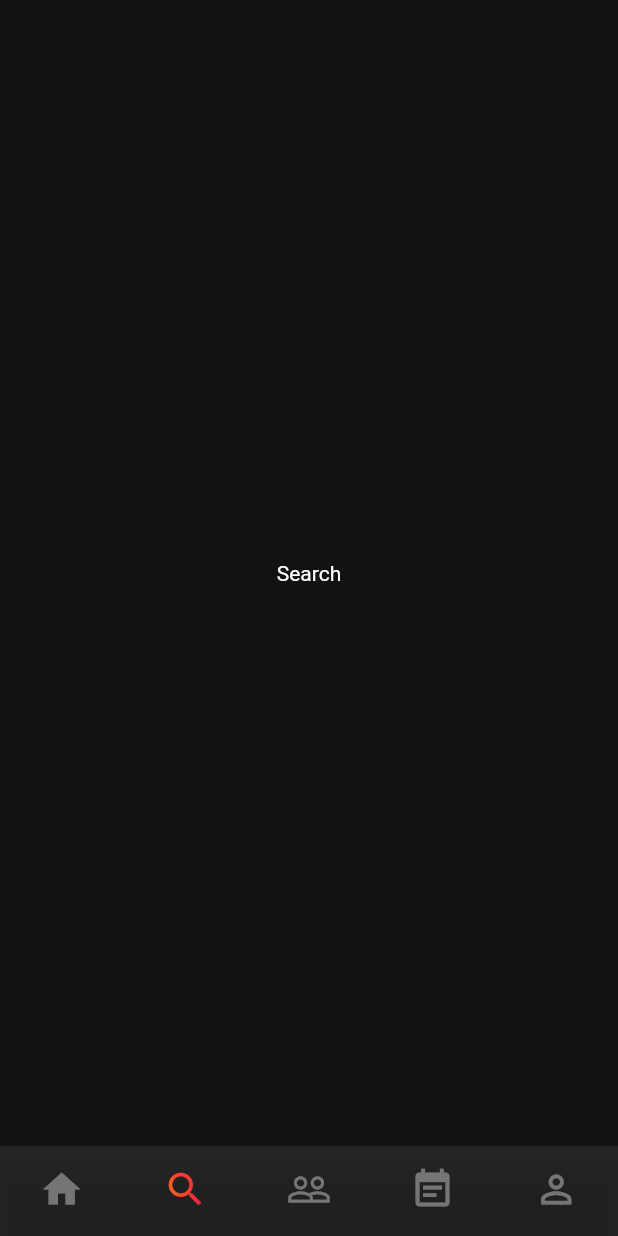
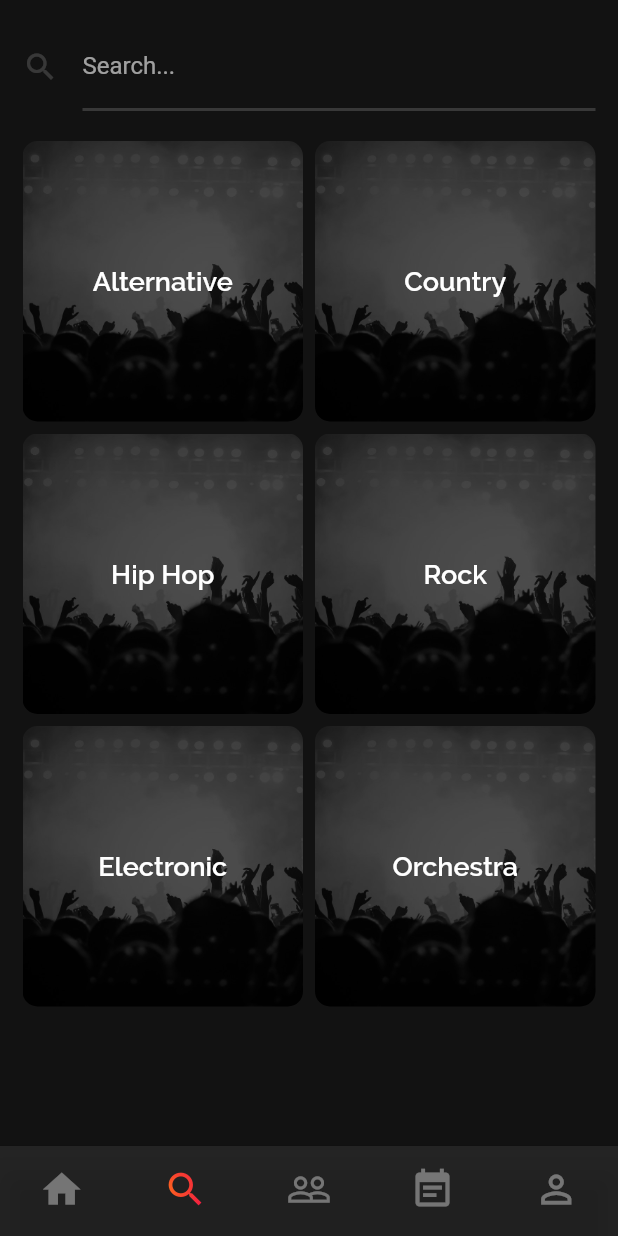
Before and after one commit to mjbernet3/fomo, a Flutter app: the screen it shows once a user with an empty profile is signed in, item 2 of the bottom bar chosen, on a phone screen of 412 x 824 dp. Run offline on Flutter 3.47's test engine with Material 2 defaults, Android fonts, the phone set to English and light mode, and no system bars; our stand-ins replace carousel_slider, cloud_firestore, firebase_auth, rxdart; accounts and stored records are empty; network calls fail.

Commit message:
Start on search frontend, experimenting with structure

```diff
--- a/lib/app_builder.dart
+++ b/lib/app_builder.dart
@@ -2,6 +2,7 @@ import 'package:flutter/material.dart';
 import 'package:project_fomo/models/user.dart';
 import 'package:project_fomo/services/auth_service.dart';
 import 'package:project_fomo/services/event_service.dart';
+import 'package:project_fomo/services/search_service.dart';
 import 'package:project_fomo/services/user_service.dart';
 import 'package:provider/provider.dart';
 
@@ -29,6 +30,9 @@ class AppBuilder extends StatelessWidget {
               Provider<UserService>(
                 create: (context) => UserService(user.uid),
               ),
+              Provider<SearchService>(
+                create: (context) => SearchService(),
+              ),
             ],
             child: builder(context, snapshot),
           );
--- /dev/null
+++ b/lib/blocs/search_bloc.dart
@@ -0,0 +1,14 @@
+import 'package:project_fomo/services/search_service.dart';
+
+import 'bloc.dart';
+
+class SearchBloc extends Bloc {
+  SearchService _searchService;
+
+  SearchBloc({SearchService searchService}) : _searchService = searchService;
+
+  @override
+  void dispose() {
+    print('Disposing search bloc...');
+  }
+}
--- /dev/null
+++ b/lib/components/search/genre_card.dart
@@ -0,0 +1,42 @@
+import 'package:flutter/material.dart';
+import 'package:project_fomo/style.dart';
+
+class GenreCard extends StatelessWidget {
+  final String genreText;
+  final ImageProvider genreImage;
+  final Function onPressed;
+
+  const GenreCard({
+    this.genreText,
+    this.genreImage,
+    this.onPressed,
+  });
+
+  @override
+  Widget build(BuildContext context) {
+    return GestureDetector(
+      onTap: onPressed,
+      child: ClipRRect(
+        borderRadius: BorderRadius.circular(10.0),
+        child: Container(
+          decoration: BoxDecoration(
+            image: DecorationImage(
+              image: AssetImage("lib/assets/images/welcome-background.jpeg"),
+              fit: BoxFit.cover,
+            ),
+          ),
+          child: Center(
+            child: Text(
+              genreText,
+              style: TextStyle(
+                fontFamily: AppFontFamily.family,
+                fontSize: AppFontSize.size18,
+                fontWeight: AppFontWeight.normal,
+              ),
+            ),
+          ),
+        ),
+      ),
+    );
+  }
+}
--- /dev/null
+++ b/lib/components/search/genre_grid.dart
@@ -0,0 +1,45 @@
+import 'package:flutter/material.dart';
+import 'package:project_fomo/components/search/genre_card.dart';
+
+class GenreGrid extends StatelessWidget {
+  @override
+  Widget build(BuildContext context) {
+    return GridView.count(
+      crossAxisCount: 2,
+      mainAxisSpacing: 8.0,
+      crossAxisSpacing: 8.0,
+      children: <Widget>[
+        GenreCard(
+          genreText: 'Alternative',
+          genreImage: AssetImage("lib/assets/images/welcome-background.jpeg"),
+          onPressed: () => print('card clicked'),
+        ),
+        GenreCard(
+          genreText: 'Country',
+          genreImage: AssetImage("lib/assets/images/welcome-background.jpeg"),
+          onPressed: () => print('card clicked'),
+        ),
+        GenreCard(
+          genreText: 'Hip Hop',
+          genreImage: AssetImage("lib/assets/images/welcome-background.jpeg"),
+          onPressed: () => print('card clicked'),
+        ),
+        GenreCard(
+          genreText: 'Rock',
+          genreImage: AssetImage("lib/assets/images/welcome-background.jpeg"),
+          onPressed: () => print('card clicked'),
+        ),
+        GenreCard(
+          genreText: 'Electronic',
+          genreImage: AssetImage("lib/assets/images/welcome-background.jpeg"),
+          onPressed: () => print('card clicked'),
+        ),
+        GenreCard(
+          genreText: 'Orchestra',
+          genreImage: AssetImage("lib/assets/images/welcome-background.jpeg"),
+          onPressed: () => print('card clicked'),
+        ),
+      ],
+    );
+  }
+}
--- /dev/null
+++ b/lib/components/search/search_body.dart
@@ -0,0 +1,39 @@
+import 'package:flutter/material.dart';
+import 'package:project_fomo/blocs/search_bloc.dart';
+import 'package:project_fomo/components/search/genre_grid.dart';
+import 'package:provider/provider.dart';
+import '../shared/input_field.dart';
+
+class SearchBody extends StatefulWidget {
+  @override
+  _SearchBodyState createState() => _SearchBodyState();
+}
+
+class _SearchBodyState extends State<SearchBody> {
+  SearchBloc _bloc;
+
+  @override
+  void didChangeDependencies() {
+    _bloc = Provider.of<SearchBloc>(context);
+    super.didChangeDependencies();
+  }
+
+  @override
+  Widget build(BuildContext context) {
+    return Column(
+      children: <Widget>[
+        InputField(
+          labelText: 'Search...',
+          icon: Icons.search,
+          onChanged: (value) => print(value),
+        ),
+        SizedBox(
+          height: 20.0,
+        ),
+        Expanded(
+          child: GenreGrid(),
+        ),
+      ],
+    );
+  }
+}
--- a/lib/pages/search_page.dart
+++ b/lib/pages/search_page.dart
@@ -1,4 +1,8 @@
 import 'package:flutter/material.dart';
+import 'package:project_fomo/blocs/search_bloc.dart';
+import 'package:project_fomo/components/search/search_body.dart';
+import 'package:project_fomo/services/search_service.dart';
+import 'package:provider/provider.dart';
 
 class SearchPage extends StatelessWidget {
   static const String pageRoute = '/';
@@ -6,8 +10,20 @@ class SearchPage extends StatelessWidget {
   @override
   Widget build(BuildContext context) {
     return Scaffold(
-      body: Center(
-        child: Text('Search'),
+      body: SafeArea(
+        child: Padding(
+          padding: EdgeInsets.all(15.0),
+          child: Provider<SearchBloc>(
+            create: (context) => SearchBloc(
+              searchService: Provider.of<SearchService>(
+                context,
+                listen: false,
+              ),
+            ),
+            dispose: (context, bloc) => bloc.dispose(),
+            child: SearchBody(),
+          ),
+        ),
       ),
     );
   }
--- /dev/null
+++ b/lib/services/search_service.dart
@@ -0,0 +1 @@
+class SearchService {}
--- a/pubspec.yaml
+++ b/pubspec.yaml
@@ -12,6 +12,7 @@ dependencies:
   rxdart: ^0.23.1
   firebase_core: ^0.4.3+2
   cloud_firestore: ^0.13.0+1
+  algolia: ^0.1.7
   firebase_auth: ^0.15.4
   carousel_slider: ^1.3.0
   cupertino_icons: ^0.1.2
```
Also changed, not shown: pubspec.lock.
